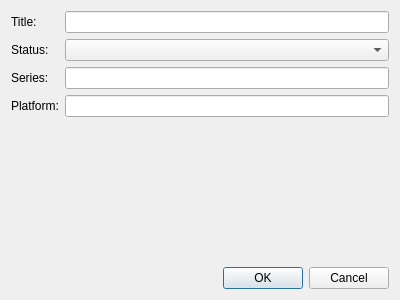
This is src/dialogaddgame.ui in LeftySolara/gbt as Qt 5 draws it before an edit. The edited form follows.
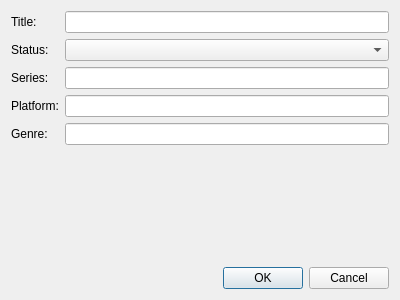
This is the edited form.

Commit message: Add genre field to database

Diff of the .ui file:
```diff
--- a/src/dialogaddgame.ui
+++ b/src/dialogaddgame.ui
@@ -56,6 +56,16 @@
      <item row="3" column="1">
       <widget class="QLineEdit" name="lineEditPlatform"/>
      </item>
+     <item row="4" column="0">
+      <widget class="QLabel" name="labelGenre">
+       <property name="text">
+        <string>Genre:</string>
+       </property>
+      </widget>
+     </item>
+     <item row="4" column="1">
+      <widget class="QLineEdit" name="lineEditGenre"/>
+     </item>
     </layout>
    </item>
    <item>
```
The commit also changes 8 other files.
